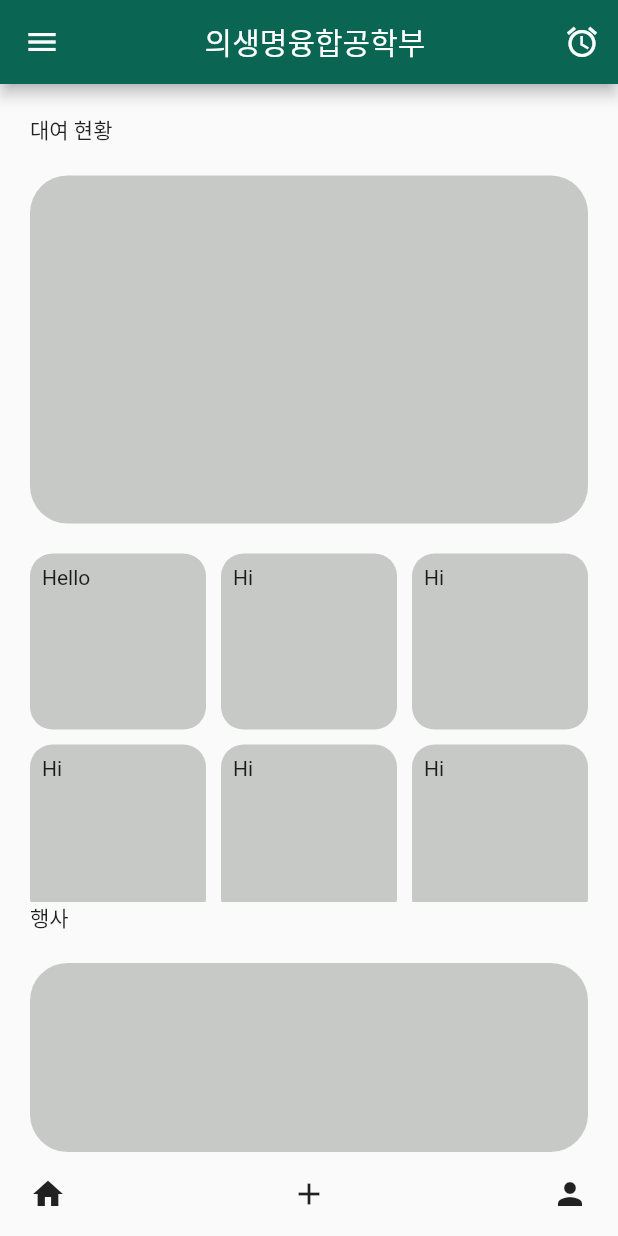
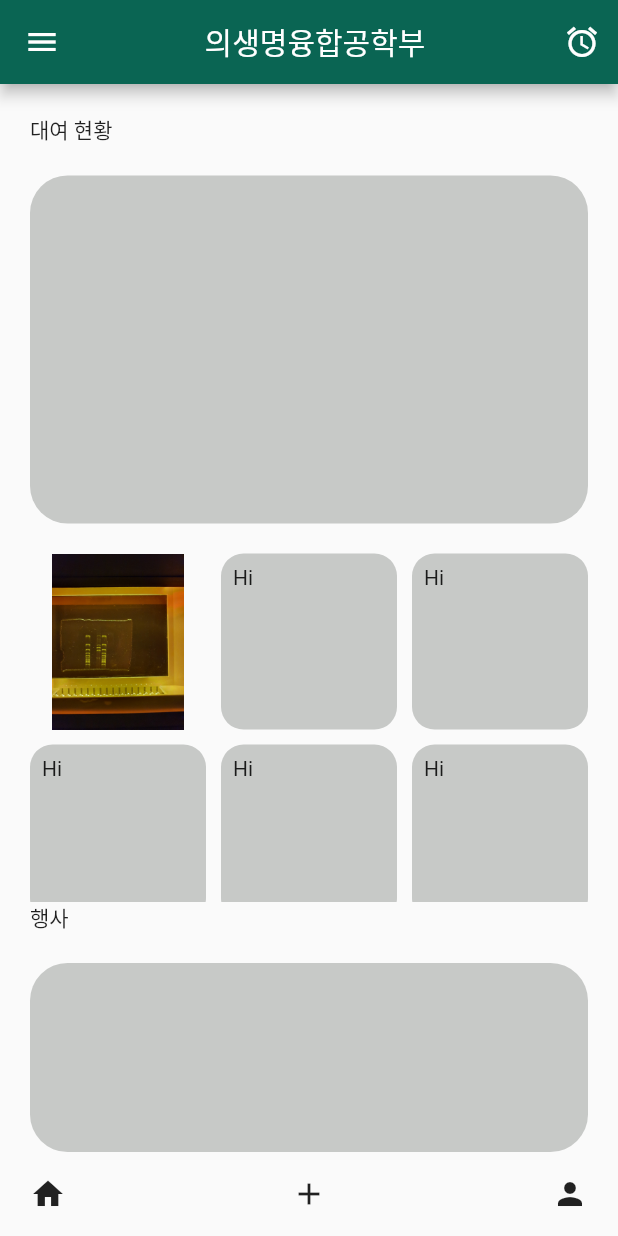
Before and after one commit to Minsuyeon-0329/bce_book_loan, a Flutter app: the screen it shows after launch, on a phone screen of 412 x 824 dp. Run offline on Flutter 3.47's test engine with Material 2 defaults, Android fonts, the phone set to English and light mode, and no system bars; our stand-ins replace get; missing offline and left inert: qr_code_scanner.

Commit message:
qr_code 넣음

```diff
--- a/lib/home/home.dart
+++ b/lib/home/home.dart
@@ -1,5 +1,5 @@
 import 'package:bce_app/alarm/alarm.dart';
-import 'package:bce_app/bce/bce.dart';
+import 'package:bce_app/alarm/qr_code.dart';
 import "package:flutter/material.dart";
 import 'package:get/get.dart';
 
@@ -11,12 +11,12 @@ class HomePage extends StatelessWidget {
           children: <Widget>[
             UserAccountsDrawerHeader(
               currentAccountPicture: const CircleAvatar(
-                backgroundImage: AssetImage('assets/test.jpg'),
+                backgroundImage: AssetImage('asset/test.jpg'),
                 backgroundColor: Color.fromRGBO(199, 201, 199, 1),
               ),
               otherAccountsPictures: const [
                 CircleAvatar(
-                  backgroundImage: AssetImage('assets/test.jpg'),
+                  backgroundImage: AssetImage('asset/test.jpg'),
                   backgroundColor: Color.fromRGBO(199, 201, 199, 1),
                 )
               ],
@@ -25,7 +25,7 @@ class HomePage extends StatelessWidget {
               onDetailsPressed: () {
                 const Text('press details');
               },
-              decoration: BoxDecoration(
+              decoration: const BoxDecoration(
                 color: Color.fromRGBO(10, 101, 83, 1),
               ),
             ),
@@ -101,10 +101,18 @@ class HomePage extends StatelessWidget {
             crossAxisSpacing: 10,
             mainAxisSpacing: 10,
             children: [
-              Container(
-                padding: const EdgeInsets.all(8),
-                child: const Text("Hello"),
-                decoration: BoxDecoration(color: Color.fromRGBO(199, 201, 199, 1), borderRadius: BorderRadius.circular(15)),
+              GestureDetector(
+                onTap: () {
+                  Get.to(() => QRCheckScreen(eventKeyword: 'userId'));
+                },
+                child: Container(
+                    width: 500.0,
+                    padding: const EdgeInsets.all(8),
+                    decoration: BoxDecoration(
+                      image: DecorationImage(
+                        image: AssetImage('asset/test.jpg'),
+                      ),
+                    )),
               ),
               Container(
                 padding: const EdgeInsets.all(8),
@@ -163,10 +171,7 @@ class HomePage extends StatelessWidget {
           decoration: BoxDecoration(),
           child: Row(
             mainAxisAlignment: MainAxisAlignment.spaceBetween,
-            children: [
-              Icon(Icons.home),
-              IconButton(onPressed: (){Get.to(()=>BCEPage());}, icon: Icon(Icons.add)),
-              Icon(Icons.person)],
+            children: [Icon(Icons.home), Icon(Icons.add), Icon(Icons.person)],
           ),
         ));
   }
--- a/lib/main.dart
+++ b/lib/main.dart
@@ -13,7 +13,7 @@ class MyApp extends StatelessWidget {
   @override
   Widget build(BuildContext context) {
     return GetMaterialApp(
-      home:HomePage(),
+      home: HomePage(),
     );
   }
 }
--- a/pubspec.yaml
+++ b/pubspec.yaml
@@ -30,6 +30,8 @@ dependencies:
   flutter:
     sdk: flutter
 
+  qr_code_scanner: ^0.7.0
+
   get: ^4.6.3
 
   # The following adds the Cupertino Icons font to your application.
@@ -60,7 +62,7 @@ flutter:
 
   # To add assets to your application, add an assets section, like this:
   assets:
-    - asset
+    - asset/
 
   # An image asset can refer to one or more resolution-specific "variants", see
   # https://flutter.dev/assets-and-images/#resolution-aware
```
Also changed, not shown: lib/alarm/qr_code.dart (added, +64 -0 lines), asset/qr_code.png (added), pubspec.lock.
